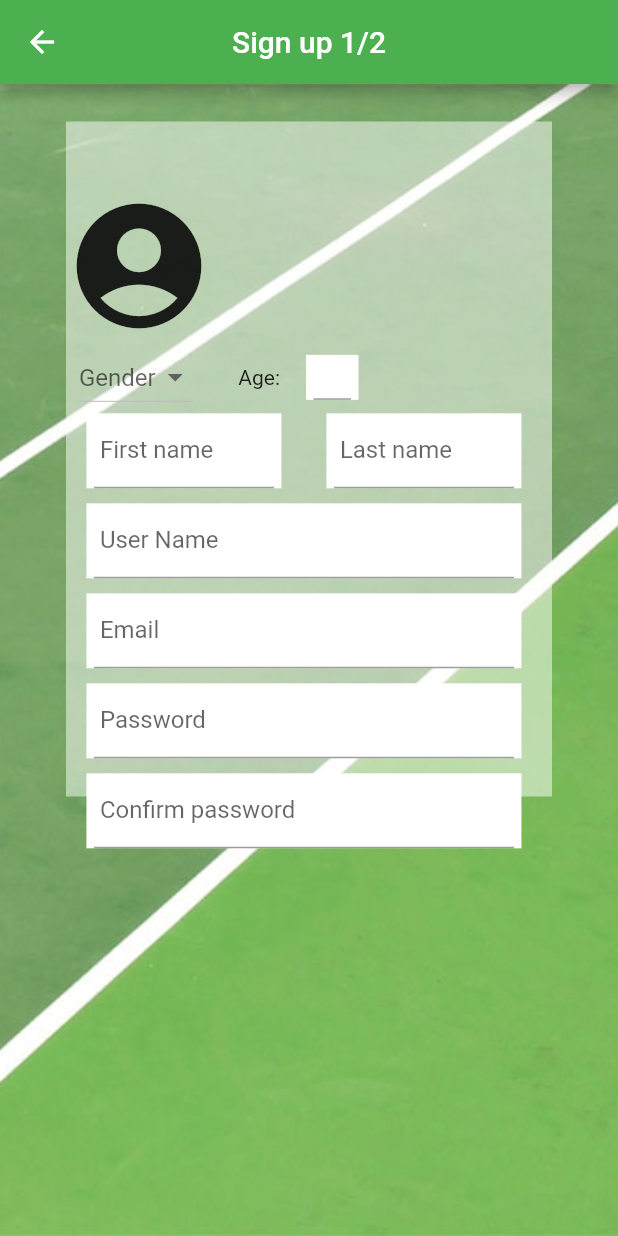
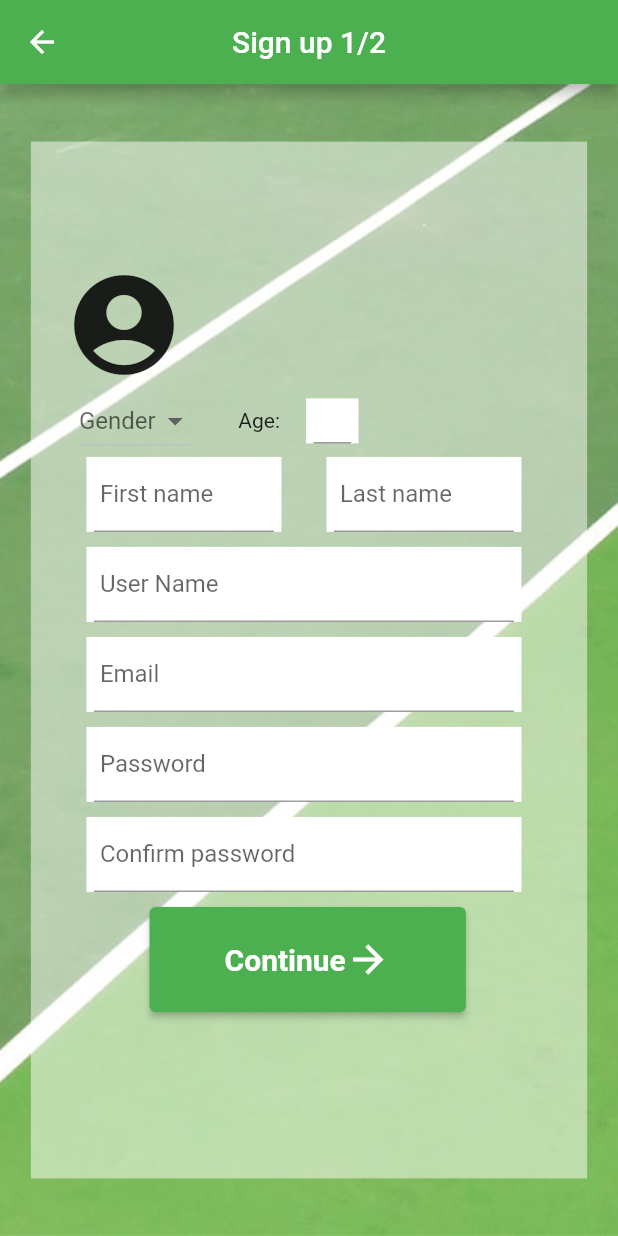
Before and after one commit to G-mi/PVT, a Flutter app: the SignUp screen opened directly, on a phone screen of 412 x 824 dp. Run offline on Flutter 3.47's test engine with Material 2 defaults, Android fonts, the phone set to English and light mode, and no system bars; our stand-ins replace google_maps_flutter, shared_preferences; missing offline and left inert: google_maps_webservice; accounts and stored records are empty.

Commit message:
Fixed Sign UP 1

```diff
--- a/lib/signup.dart
+++ b/lib/signup.dart
@@ -67,10 +67,8 @@ class _SignUpState extends State<SignUp> {
           ),
         ),
         Align(
-          alignment: Alignment.topCenter,
+          alignment: Alignment.center,
           child: Container(
-            width: 360,
-            height: 500,
             child: FractionallySizedBox(
               widthFactor: 0.9,
               heightFactor: 0.9,
@@ -81,10 +79,10 @@ class _SignUpState extends State<SignUp> {
           ),
         ),
         Align(
-          alignment: Alignment(-0.02, -0.55),
+          alignment: Alignment(-0.02, -0.1),
           child: Container(
             width: 325,
-            height: 450,
+            height: 500,
             color: Colors.transparent,
             child: SingleChildScrollView(
               child: Form(
@@ -95,7 +93,7 @@ class _SignUpState extends State<SignUp> {
                       children: [
                         Icon(
                           Icons.account_circle,
-                          size: 100,
+                          size: 80,
                         ),
                       ],
                     ),
@@ -277,18 +275,11 @@ class _SignUpState extends State<SignUp> {
                         ),
                       ],
                     ),
-                  ],
-                ),
-              ),
-            ),
-          ),
-        ),
-        Align(
-          alignment: Alignment(0.0, 4.85),
-          child: Padding(
-            padding: const EdgeInsets.only(
-                left: 15.0, right: 15.0, top: 100, bottom: 260),
-            child: CustomIconButton(
+                    SizedBox(height: 10,),
+                    Row(
+                      mainAxisAlignment: MainAxisAlignment.center,
+                      children: [
+                        CustomIconButton(
                           onPressed: () async {
                             if (_formKey.currentState.validate()) {
 
@@ -298,6 +289,12 @@ class _SignUpState extends State<SignUp> {
                           },
                           title: 'Continue',
                           color: Colors.green,
+                        ),
+                      ],
+                    ),
+                  ],
+                ),
+              ),
             ),
           ),
         ),
--- a/lib/startscreen.dart
+++ b/lib/startscreen.dart
@@ -1,4 +1,5 @@
 import 'package:flutter/material.dart';
+import 'package:frontend/Homescreen.dart';
 import 'signin.dart';
 import 'signup.dart';
 
```
Lines whose indentation alone changed are shown as unchanged.
